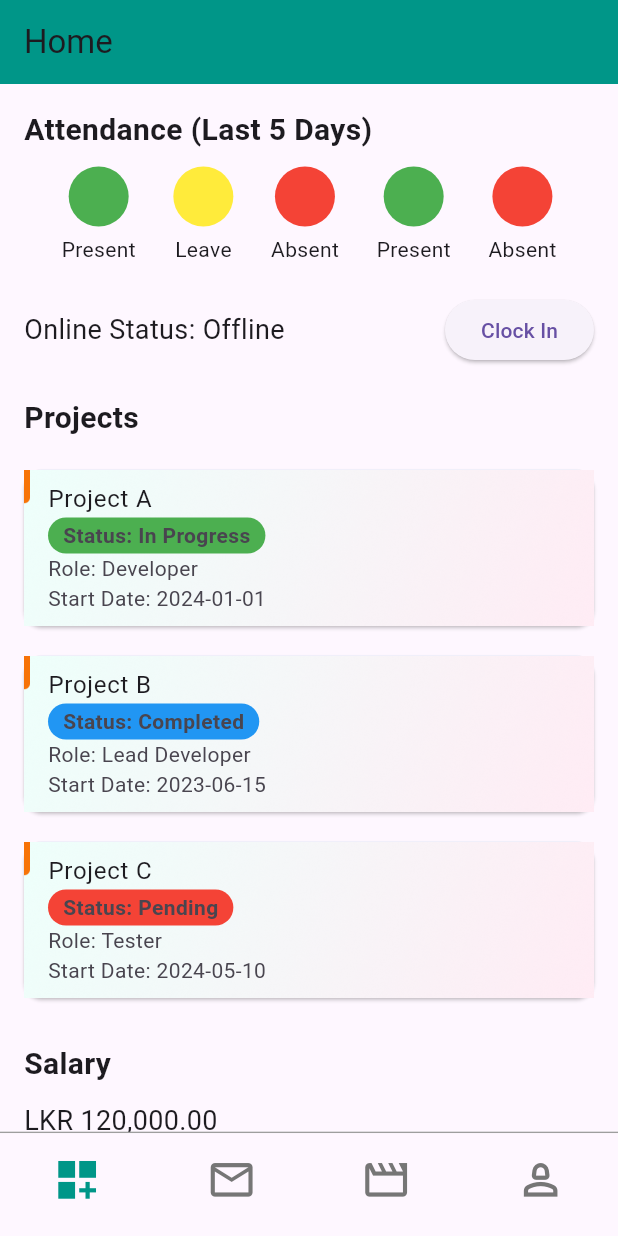
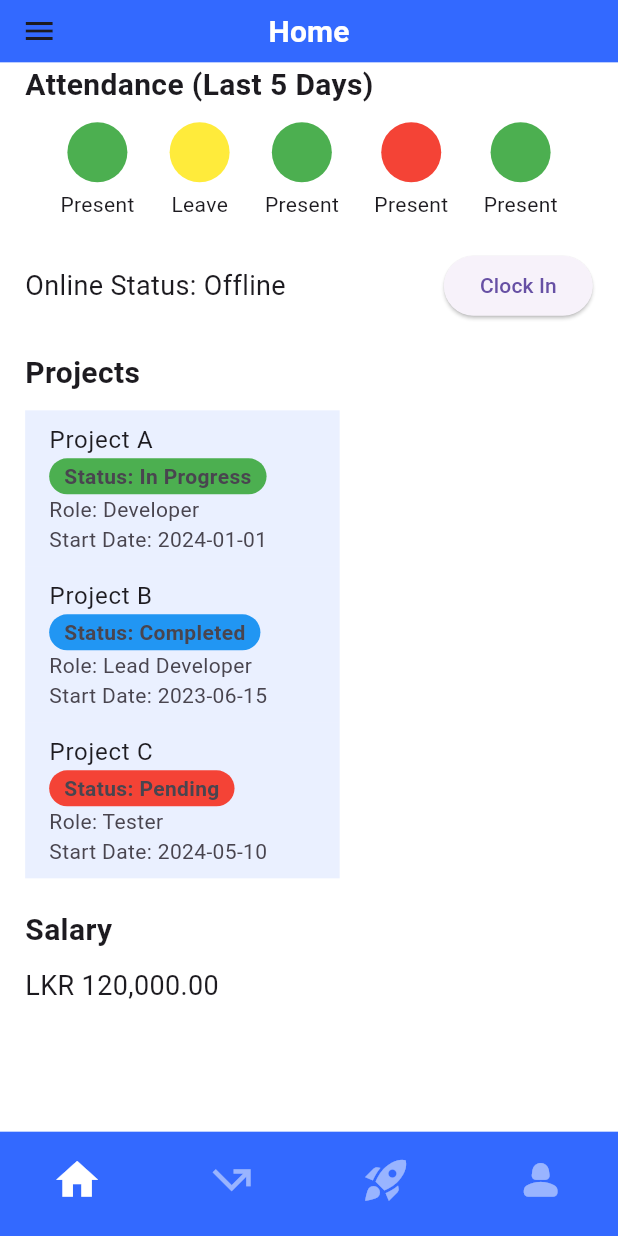
Before and after one commit to Sandun-Induranga/hr-empowerment-suit-mobile, a Flutter app: the screen it shows after launch, on a phone screen of 412 x 824 dp. Run offline on Flutter 3.47's test engine with Material 3 defaults, Android fonts, the phone set to English and light mode, and no system bars; our stand-ins replace flutter_keyboard_visibility, flutter_screenutil, geolocator, permission_handler.

Commit message:
Content Updated

```diff
--- a/hr_app/lib/core/constants/color_codes.dart
+++ b/hr_app/lib/core/constants/color_codes.dart
@@ -8,8 +8,8 @@ abstract class ColorCodes {
   /// greenColor
   static const Color greenColor = Color(0xFF122C30);
 
-  /// [Color(0xff128efe)]
-  static const Color primaryColor = Color(0xff128efe);
+  /// [Color(0xFF2051E5)]
+  static const Color primaryColor = Color(0xFF3369FF);
 
   /// [Color(0xff00031b)]
   static const Color secondaryColor = Color(0xff00031b);
@@ -37,44 +37,7 @@ abstract class ColorCodes {
   static const Color darkBlueColor = Color(0xff2051E5);
 
   /// [Color(0x21212166)]
-  static const Color boderColor = Color(0x21212166);
 
-  static const Color switchEnableColor = Color(0xFF2B4433);
-
-  static const Color zoomSelectTextColor = Color(0xffffD60A);
-
-  static const Color acceptColour = Color(0xFF8BDA67);
-
-  static const Color acceptBackgroundColour = Color(0x198BDA67); //.1
-
-  static const Color acceptOutlineBorderColour = Color(0x598BDA67); //.35
-
-  static const Color switchDisableColor = Color(0x8BDA6733);
-
-  static const Color onboardColor = Color(0xff92BDFF);
-
-  static const Color onboardButtonColor = Color(0xff5985F0);
-
-  static const Color customGrayColor = Color(0xff767676);
-
-  static const Color reviewColor = Color(0xffEAC785);
 
   static const Color transparent = Color(0x00ffffff);
-
-
-  static const Color flavourColor1 = Color(0xFFCC493F);
-  static const Color flavourColor2 = Color(0xFFE3C503);
-  static const Color flavourColor3 = Color(0xFFB29827);
-  static const Color flavourColor4 = Color(0xFFE04A4C);
-  static const Color flavourColor5 = Color(0xFFF9A215);
-  static const Color flavourColor6 = Color(0xFFF66745);
-
-  static const List<Color> flavourColors = [
-    flavourColor1,
-    flavourColor2,
-    flavourColor3,
-    flavourColor4,
-    flavourColor5,
-    flavourColor6,
-  ];
 }
--- a/hr_app/lib/core/widgets/common_page_widgets/common_app_bar.dart
+++ b/hr_app/lib/core/widgets/common_page_widgets/common_app_bar.dart
@@ -13,7 +13,7 @@ class CommonAppBar extends StatelessWidget {
     this.leadingWidget,
     this.actionWidget,
     this.isCenterTitle = true,
-    this.toolbarHeight = 54,
+    this.toolbarHeight = 84,
     this.leadingWidth = 50,
     this.titleWidget,
     this.isHomeRedirectEnable = true,
@@ -45,7 +45,7 @@ class CommonAppBar extends StatelessWidget {
         ),
       ),
       child: AppBar(
-        backgroundColor: Colors.transparent,
+        backgroundColor: ColorCodes.primaryColor,
         elevation: 0,
         scrolledUnderElevation: 0.0,
         centerTitle: isCenterTitle,
@@ -65,7 +65,9 @@ class CommonAppBar extends StatelessWidget {
             Row(
               children: [
                 HorizontalGapWidget(AppPaddings.p16.w),
-                Material(
+                SizedBox(
+                  width: 40.w,
+                  child: Material(
                     borderRadius: BorderRadius.all(Radius.circular(5.r)),
                     color: Colors.transparent,
                     child: InkWell(
@@ -78,8 +80,7 @@ class CommonAppBar extends StatelessWidget {
                                 (context, animation, secondaryAnimation) {
                               return const BottomNavigationView();
                             },
-                          transitionsBuilder:
-                              (context, animation, secondaryAnimation, child) {
+                            transitionsBuilder: (context, animation, secondaryAnimation, child) {
                               return SlideTransition(
                                 position: Tween<Offset>(
                                   begin: const Offset(-1.0, 0.0),
@@ -94,6 +95,7 @@ class CommonAppBar extends StatelessWidget {
                       },
                     ),
                   ),
+                ),
               ],
             ),
           HorizontalGapWidget(AppPaddings.p8.w),
--- a/hr_app/lib/features/home/home_view.dart
+++ /dev/null
@@ -1,145 +0,0 @@
-import 'package:flutter/material.dart';
-
-class HomeScreen extends StatefulWidget {
-  const HomeScreen({super.key});
-
-  @override
-  HomeScreenState createState() => HomeScreenState();
-}
-
-class HomeScreenState extends State<HomeScreen> {
-  bool isOnline = false;
-
-  void _toggleOnlineStatus() {
-    setState(() {
-      isOnline = !isOnline;
-    });
-  }
-
-  @override
-  Widget build(BuildContext context) {
-    return Scaffold(
-      appBar: AppBar(
-        title: const Text('Home'),
-        backgroundColor: Colors.teal,
-      ),
-      body: SingleChildScrollView(
-        padding: const EdgeInsets.all(16.0),
-        child: Column(
-          crossAxisAlignment: CrossAxisAlignment.start,
-          children: [
-            const Text(
-              'Attendance (Last 5 Days)',
-              style: TextStyle(fontSize: 20, fontWeight: FontWeight.bold),
-            ),
-            const SizedBox(height: 10),
-            Row(
-              mainAxisAlignment: MainAxisAlignment.spaceEvenly,
-              children: [
-                _buildAttendanceIndicator('Present', Colors.green),
-                _buildAttendanceIndicator('Leave', Colors.yellow),
-                _buildAttendanceIndicator('Absent', Colors.red),
-                _buildAttendanceIndicator('Present', Colors.green),
-                _buildAttendanceIndicator('Absent', Colors.red),
-              ],
-            ),
-            const SizedBox(height: 20),
-            Row(
-              mainAxisAlignment: MainAxisAlignment.spaceBetween,
-              children: [
-                Text(
-                  'Online Status: ${isOnline ? 'Online' : 'Offline'}',
-                  style: const TextStyle(fontSize: 18),
-                ),
-                ElevatedButton(
-                  onPressed: _toggleOnlineStatus,
-                  child: Text(isOnline ? 'Clock Out' : 'Clock In'),
-                ),
-              ],
-            ),
-            const SizedBox(height: 20),
-            const Text(
-              'Projects',
-              style: TextStyle(fontSize: 20, fontWeight: FontWeight.bold),
-            ),
-            const SizedBox(height: 10),
-            _buildProjectCard(
-                'Project A', 'In Progress', 'Developer', '2024-01-01'),
-            _buildProjectCard(
-                'Project B', 'Completed', 'Lead Developer', '2023-06-15'),
-            _buildProjectCard('Project C', 'Pending', 'Tester', '2024-05-10'),
-            const SizedBox(height: 20),
-            const Text(
-              'Salary',
-              style: TextStyle(fontSize: 20, fontWeight: FontWeight.bold),
-            ),
-            const SizedBox(height: 10),
-            const Text(
-              'LKR 120,000.00',
-              style: TextStyle(fontSize: 18),
-            ),
-          ],
-        ),
-      ),
-    );
-  }
-
-  Widget _buildAttendanceIndicator(String status, Color color) {
-    return Column(
-      children: [
-        CircleAvatar(
-          radius: 20,
-          backgroundColor: color,
-        ),
-        const SizedBox(height: 5),
-        Text(status),
-      ],
-    );
-  }
-
-  Widget _buildProjectCard(
-      String name, String status, String role, String startDate) {
-    return Card(
-      margin: const EdgeInsets.symmetric(vertical: 10),
-      color: const Color(0xFFEEF2FF),
-      child: Container(
-        decoration: const BoxDecoration(
-          image: DecorationImage(
-            image: AssetImage('assets/images/project_background.png'),
-            fit: BoxFit.cover,
-          ),
-        ),
-        child: ListTile(
-          title: Text(name),
-          subtitle: Column(
-            crossAxisAlignment: CrossAxisAlignment.start,
-            children: [
-              Container(
-                padding: const EdgeInsets.symmetric(
-                  horizontal: 10,
-                  vertical: 2,
-                ),
-                decoration: BoxDecoration(
-                  color: status == 'In Progress'
-                      ? Colors.green
-                      : status == 'Completed'
-                          ? Colors.blue
-                          : Colors.red,
-                  borderRadius: BorderRadius.circular(20),
-                ),
-                child: Text(
-                  'Status: $status',
-                  style: const TextStyle(
-                    fontWeight: FontWeight.bold,
-                  ),
-                ),
-              ),
-              Text('Role: $role'),
-              Text('Start Date: $startDate'),
-            ],
-          ),
-        ),
-      ),
-    );
-  }
-}
--- /dev/null
+++ b/hr_app/lib/features/home/presentation/screens/home_view.dart
@@ -0,0 +1,133 @@
+import 'package:flutter/material.dart';
+import 'package:flutter_screenutil/flutter_screenutil.dart';
+import 'package:hr_app/core/constants/color_codes.dart';
+import 'package:hr_app/core/widgets/common_page_widgets/common_app_bar.dart';
+import 'package:hr_app/core/widgets/common_page_widgets/common_page_boiler_plate.dart';
+import 'package:hr_app/features/home/presentation/widgets/attendance_indicator.dart';
+
+class HomeScreen extends StatefulWidget {
+  const HomeScreen({super.key});
+
+  @override
+  HomeScreenState createState() => HomeScreenState();
+}
+
+class HomeScreenState extends State<HomeScreen> {
+  bool isOnline = false;
+
+  void _toggleOnlineStatus() {
+    setState(() {
+      isOnline = !isOnline;
+    });
+  }
+
+  @override
+  Widget build(BuildContext context) {
+    return CommonPageBoilerPlate(
+      commonAppBar: const CommonAppBar(
+        toolbarHeight: 100,
+        titleWidget: Text('Home', style: TextStyle(fontSize: 20)),
+        leadingWidget: Icon(Icons.menu),
+      ),
+      pageBody: SingleChildScrollView(
+        child: Column(
+          crossAxisAlignment: CrossAxisAlignment.start,
+          children: [
+            const Text(
+              'Attendance (Last 5 Days)',
+              style: TextStyle(fontSize: 20, fontWeight: FontWeight.bold),
+            ),
+            const SizedBox(height: 10),
+            const Row(
+              mainAxisAlignment: MainAxisAlignment.spaceEvenly,
+              children: [
+                AttendanceIndicator(status: 'Present', color: Colors.green),
+                AttendanceIndicator(status: 'Leave', color: Colors.yellow),
+                AttendanceIndicator(status: 'Present', color: Colors.green),
+                AttendanceIndicator(status: 'Present', color: Colors.red),
+                AttendanceIndicator(status: 'Present', color: Colors.green),
+              ],
+            ),
+            const SizedBox(height: 20),
+            Row(
+              mainAxisAlignment: MainAxisAlignment.spaceBetween,
+              children: [
+                Text(
+                  'Online Status: ${isOnline ? 'Online' : 'Offline'}',
+                  style: const TextStyle(fontSize: 18),
+                ),
+                ElevatedButton(
+                  onPressed: _toggleOnlineStatus,
+                  child: Text(isOnline ? 'Clock Out' : 'Clock In'),
+                ),
+              ],
+            ),
+            const SizedBox(height: 20),
+            const Text(
+              'Projects',
+              style: TextStyle(fontSize: 20, fontWeight: FontWeight.bold),
+            ),
+            const SizedBox(height: 10),
+            Wrap(
+              children: [
+                _buildProjectCard(
+                    'Project A', 'In Progress', 'Developer', '2024-01-01'),
+                _buildProjectCard(
+                    'Project B', 'Completed', 'Lead Developer', '2023-06-15'),
+                _buildProjectCard('Project C', 'Pending', 'Tester', '2024-05-10'),
+              ],
+            ),
+            const SizedBox(height: 20),
+            const Text(
+              'Salary',
+              style: TextStyle(fontSize: 20, fontWeight: FontWeight.bold),
+            ),
+            const SizedBox(height: 10),
+            const Text(
+              'LKR 120,000.00',
+              style: TextStyle(fontSize: 18),
+            ),
+          ],
+        ),
+      ),
+    );
+  }
+
+  Widget _buildProjectCard(
+      String name, String status, String role, String startDate) {
+    return Container(
+      color: ColorCodes.primaryColor.withOpacity(0.1),
+      width: 200.w,
+      child: ListTile(
+        title: Text(name),
+        subtitle: Column(
+          crossAxisAlignment: CrossAxisAlignment.start,
+          children: [
+            Container(
+              padding: const EdgeInsets.symmetric(
+                horizontal: 10,
+                vertical: 2,
+              ),
+              decoration: BoxDecoration(
+                color: status == 'In Progress'
+                    ? Colors.green
+                    : status == 'Completed'
+                        ? Colors.blue
+                        : Colors.red,
+                borderRadius: BorderRadius.circular(20),
+              ),
+              child: Text(
+                'Status: $status',
+                style: const TextStyle(
+                  fontWeight: FontWeight.bold,
+                ),
+              ),
+            ),
+            Text('Role: $role'),
+            Text('Start Date: $startDate'),
+          ],
+        ),
+      ),
+    );
+  }
+}
--- /dev/null
+++ b/hr_app/lib/features/home/presentation/widgets/attendance_indicator.dart
@@ -0,0 +1,26 @@
+import 'package:flutter/material.dart';
+
+class AttendanceIndicator extends StatelessWidget {
+  const AttendanceIndicator({
+    super.key,
+    required this.color,
+    required this.status,
+  });
+
+  final Color color;
+  final String status;
+
+  @override
+  Widget build(BuildContext context) {
+    return Column(
+      children: [
+        CircleAvatar(
+          radius: 20,
+          backgroundColor: color,
+        ),
+        const SizedBox(height: 5),
+        Text(status),
+      ],
+    );
+  }
+}
--- a/hr_app/lib/features/navigation/bottom_navigator_view.dart
+++ b/hr_app/lib/features/navigation/bottom_navigator_view.dart
@@ -2,7 +2,7 @@ import 'package:flutter/material.dart';
 import 'package:flutter_screenutil/flutter_screenutil.dart';
 import 'package:hr_app/features/chat_bot/chat_bot_view.dart';
 import 'package:hr_app/features/contact/reach_hr_view.dart';
-import 'package:hr_app/features/home/home_view.dart';
+import 'package:hr_app/features/home/presentation/screens/home_view.dart';
 import 'package:hr_app/features/profile/profile_screen.dart';
 
 import '../../core/constants/color_codes.dart';
@@ -47,14 +47,16 @@ class BottomNavigationViewState extends State<BottomNavigationView> {
       pageBody: _screens[BottomNavigationView._selectedIndex],
       bottomNavigationBar: Container(
         decoration: const BoxDecoration(
+          color: ColorCodes.primaryColor,
           border: Border(
             top: BorderSide(
-              color: Colors.grey,
+              color: ColorCodes.primaryColor,
               width: 1.0,
             ),
           ),
         ),
         child: BottomNavigationBar(
+          backgroundColor: ColorCodes.primaryColor,
           elevation: 0,
           currentIndex: BottomNavigationView._selectedIndex,
           selectedItemColor: ColorCodes.blackColor,
@@ -66,12 +68,25 @@ class BottomNavigationViewState extends State<BottomNavigationView> {
           items: <BottomNavigationBarItem>[
             BottomNavigationBarItem(
               icon: Icon(
-                Icons.dashboard_customize_outlined,
+                Icons.home,
                 size: 32.w,
-                color: ColorCodes.lightGreyColor,
+                color: ColorCodes.whiteColor.withOpacity(0.5),
               ),
               activeIcon: Icon(
-                Icons.dashboard_customize,
+                Icons.home,
+                size: 32.w,
+                color: ColorCodes.whiteColor,
+              ),
+              label: '',
+            ),
+            BottomNavigationBarItem(
+              icon: Icon(
+                Icons.call_missed_outgoing,
+                size: 32.w,
+                color: ColorCodes.whiteColor.withOpacity(0.5),
+              ),
+              activeIcon: Icon(
+                Icons.call_missed_outgoing,
                 size: 32.w,
                 color: Colors.teal,
               ),
@@ -79,40 +94,27 @@ class BottomNavigationViewState extends State<BottomNavigationView> {
             ),
             BottomNavigationBarItem(
               icon: Icon(
-                Icons.mail_outline,
+                Icons.rocket_launch,
                 size: 32.w,
-                color: ColorCodes.lightGreyColor,
+                color: ColorCodes.whiteColor.withOpacity(0.5),
               ),
               activeIcon: Icon(
-                Icons.mail,
+                Icons.rocket_launch,
                 size: 32.w,
-                color: Colors.teal,
+                color: ColorCodes.whiteColor,
               ),
               label: '',
             ),
             BottomNavigationBarItem(
               icon: Icon(
-                Icons.movie_outlined,
+                Icons.person_2_rounded,
                 size: 32.w,
-                color: ColorCodes.lightGreyColor,
-              ),
-              activeIcon: Icon(
-                Icons.movie,
-                size: 32.w,
-                color: Colors.teal,
-              ),
-              label: '',
-            ),
-            BottomNavigationBarItem(
-              icon: Icon(
-                Icons.person_2_outlined,
-                size: 32.w,
-                color: ColorCodes.lightGreyColor,
+                color: ColorCodes.whiteColor.withOpacity(0.5),
               ),
               activeIcon: Icon(
                 Icons.person_2_rounded,
                 size: 32.w,
-                color: Colors.teal,
+                color: ColorCodes.whiteColor,
               ),
               label: '',
             ),
```
Lines whose indentation alone changed are shown as unchanged.
